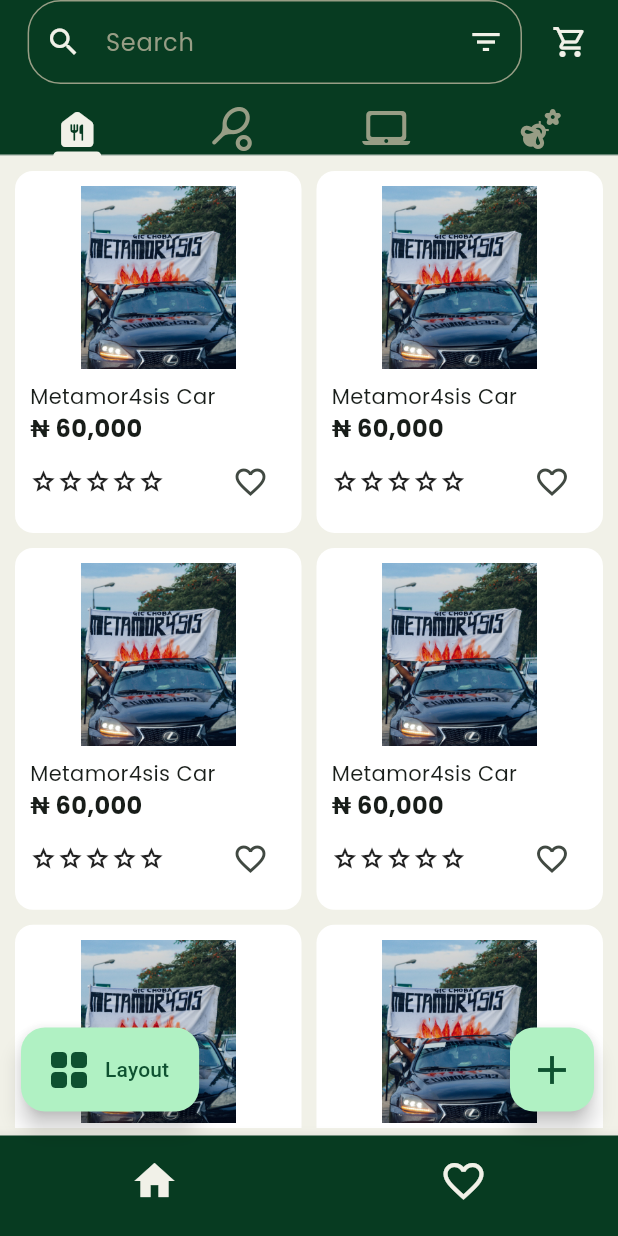
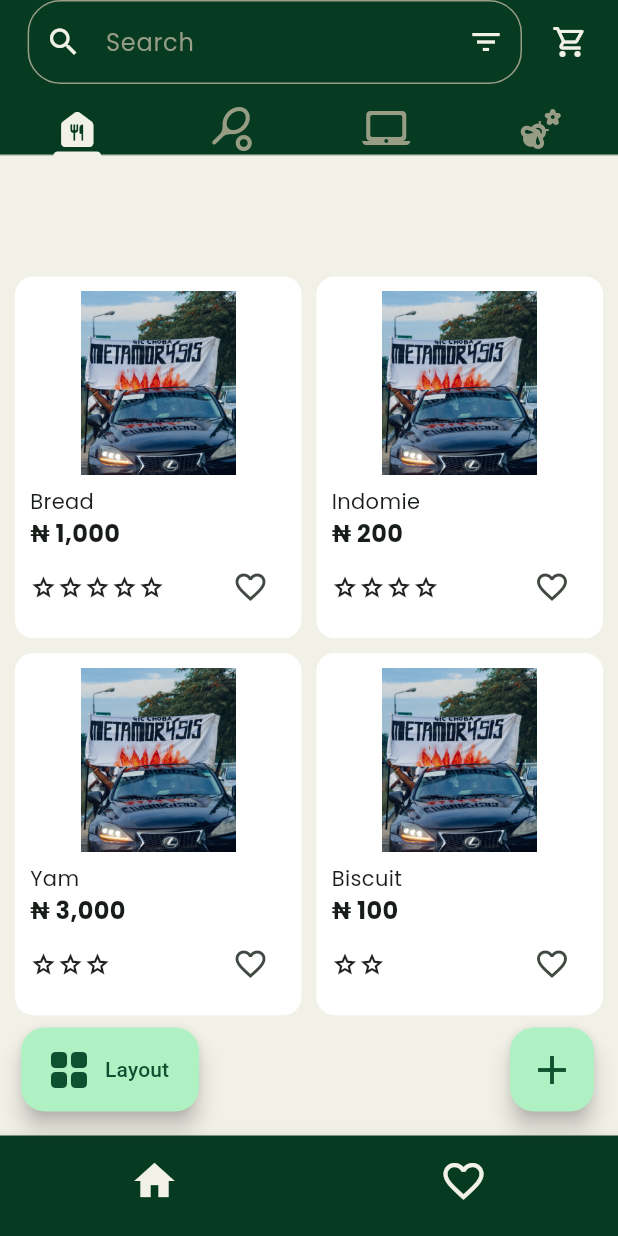
Before and after one commit to thedevsaxist/Stackbuld, a Flutter app: the screen it shows after launch, on a phone screen of 412 x 824 dp. Run offline on Flutter 3.47's test engine with Material 3 defaults, Android fonts, the phone set to English and light mode, and no system bars; our stand-ins replace firebase_core, google_fonts; accounts and stored records are empty.

```diff
--- a/lib/commons.dart
+++ b/lib/commons.dart
@@ -45,3 +45,4 @@ export 'package:stackbuld/styles/dimensions.dart';
 
 
 // models
+export 'models/product_model.dart';
--- /dev/null
+++ b/lib/models/product_model.dart
@@ -0,0 +1,16 @@
+/// This is a model of each product in the app
+class ProductModel {
+  final String name;
+  final String price;
+  final int rating;
+  final String? description;
+  final String? productImage;
+
+  const ProductModel({
+    required this.name,
+    required this.price,
+    required this.rating,
+    this.description,
+    this.productImage,
+  });
+}
--- a/lib/screens/categories/food_category.dart
+++ b/lib/screens/categories/food_category.dart
@@ -5,6 +5,30 @@ class FoodCategory extends StatelessWidget {
 
   @override
   Widget build(BuildContext context) {
-    return const GridLayout();
+    List<ProductModel> foodProductsList = const [
+      ProductModel(
+        name: 'Bread',
+        price: '1,000',
+        rating: 5,
+      ),
+      ProductModel(
+        name: 'Indomie',
+        price: '200',
+        rating: 4,
+      ),
+      ProductModel(
+        name: 'Yam',
+        price: '3,000',
+        rating: 3,
+      ),
+      ProductModel(
+        name: 'Biscuit',
+        price: '100',
+        rating: 2,
+      ),
+    ];
+    return GridLayout(
+      productsList: foodProductsList,
+    );
   }
 }
--- a/lib/widgets/grid_layout.dart
+++ b/lib/widgets/grid_layout.dart
@@ -1,19 +1,29 @@
 import 'package:stackbuld/commons.dart';
 
 class GridLayout extends StatelessWidget {
-  const GridLayout({super.key});
+  const GridLayout({
+    super.key,
+    required this.productsList,
+  });
+
+  final List<ProductModel> productsList;
 
   @override
   Widget build(BuildContext context) {
+
     return GridView.builder(
       gridDelegate: const SliverGridDelegateWithFixedCrossAxisCount(
         childAspectRatio: 0.8,
         crossAxisCount: 2,
       ),
       shrinkWrap: true,
-      itemCount: 10,
+      itemCount: productsList.length,
       itemBuilder: (context, index) {
-        return const ItemCard();
+        return ItemCard(
+          productName: productsList[index].name,
+          productPrice: productsList[index].price,
+          productRating: productsList[index].rating,
+        );
       },
     );
   }
--- a/lib/widgets/item_card.dart
+++ b/lib/widgets/item_card.dart
@@ -1,7 +1,16 @@
 import 'package:stackbuld/commons.dart';
 
 class ItemCard extends StatefulWidget {
-  const ItemCard({super.key});
+  const ItemCard({
+    super.key,
+    required this.productName,
+    required this.productPrice,
+    required this.productRating,
+  });
+
+  final String productName;
+  final String productPrice;
+  final int productRating;
 
   @override
   State<ItemCard> createState() => _ItemCardState();
@@ -35,28 +44,31 @@ class _ItemCardState extends State<ItemCard> {
                 sizedBoxHeightOf8,
 
                 // product name
+
+                // TODO: shorten the name when it gets too long
                 Text(
-                  'Metamor4sis Car',
+                  widget.productName,
                   style: GoogleFonts.poppins(),
                 ),
 
                 // product price
                 Text(
-                  '₦ 60,000',
+                  '₦ ${widget.productPrice}',
                   style: GoogleFonts.poppins(
                     fontSize: fontSizeBody,
                     fontWeight: FontWeight.bold,
                   ),
                 ),
 
-                const Row(
+                Row(
                   mainAxisAlignment: MainAxisAlignment.spaceBetween,
                   children: [
                     // product rating
-                    Rating(numberOfStars: 5),
+
+                    Rating(numberOfStars: widget.productRating),
 
                     // save item
-                    AddToFavorite(),
+                    const AddToFavorite(),
                   ],
                 ),
               ],
--- a/lib/widgets/rating.dart
+++ b/lib/widgets/rating.dart
@@ -19,7 +19,7 @@ class _RatingState extends State<Rating> {
       //TODO: Correct the ui to showcase the rating as colored stars rather than none colored
 
       children: List.generate(
-        widget.numberOfStars,
+        widget.numberOfStars < 5 ? widget.numberOfStars : 5,
         (index) => const Icon(
           Icons.grade_outlined,
           size: 18,
```
Also changed, not shown: lib/screens/categories/cosmetics_category.dart (+20 -1 lines), lib/screens/categories/devices_category.dart (+25 -1 lines), lib/screens/categories/sports_category.dart (+30 -1 lines).
